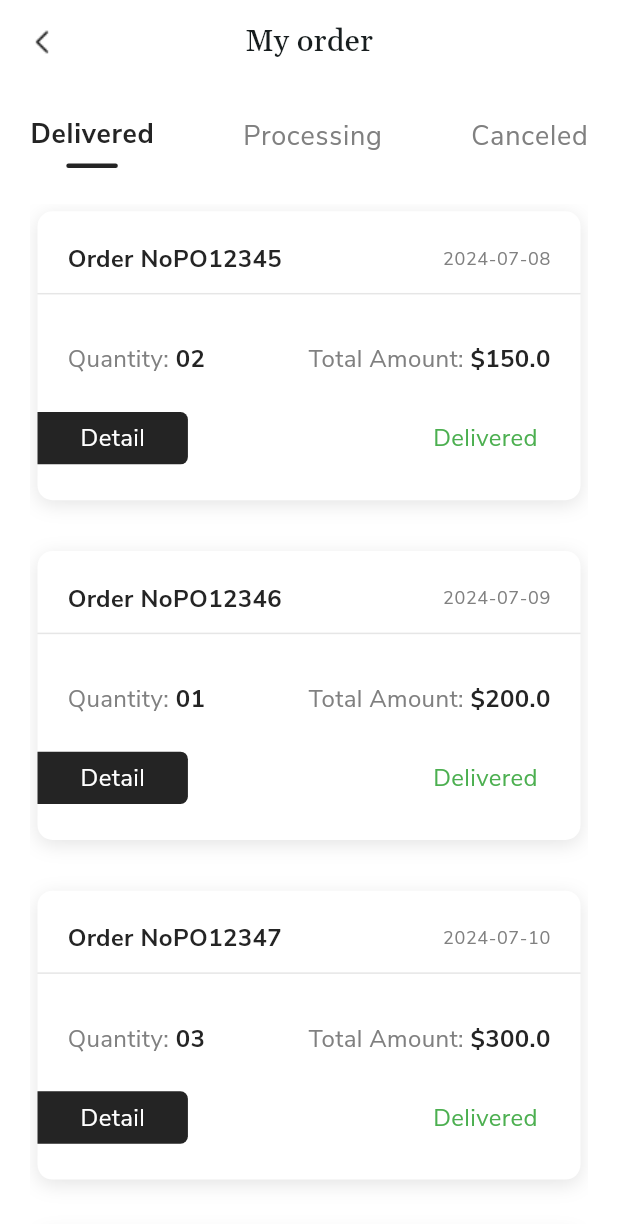
After one commit to zaihcodes/furniture_shop_app_ui, a Flutter app: the screen it shows after launch, item 4 of the bottom bar chosen, after a tap on "My orders", on a phone screen of 412 x 824 dp. The commit adds this screen. Shown: the top 1224 px of the screen. Run offline on Flutter 3.47's test engine with Material 3 defaults, Android fonts, the light colour scheme and no system bars; our stand-ins replace flutter_screenutil, flutter_svg.

Commit message:
Added My Order Screen

```diff
--- a/lib/core/utils/widgets/custom_simple_app_bar.dart
+++ b/lib/core/utils/widgets/custom_simple_app_bar.dart
@@ -1,6 +1,7 @@
 import 'package:flutter/material.dart';
 
-AppBar CustomSimpleAppBar(BuildContext context, ThemeData theme) {
+AppBar CustomSimpleAppBar(BuildContext context, ThemeData theme,
+    {required String title}) {
   return AppBar(
     backgroundColor: theme.colorScheme.surface,
     elevation: 0,
@@ -12,7 +13,7 @@ AppBar CustomSimpleAppBar(BuildContext context, ThemeData theme) {
       },
     ),
     title: Text(
-      'Rating & review',
+      title,
       style: theme.textTheme.titleMedium,
     ),
     centerTitle: true,
--- a/lib/features/product/product_review_screen.dart
+++ b/lib/features/product/product_review_screen.dart
@@ -20,7 +20,7 @@ class ProductReviewScreen extends StatelessWidget {
     final theme = Theme.of(context);
     return Scaffold(
       backgroundColor: theme.colorScheme.surface,
-      appBar: CustomSimpleAppBar(context, theme),
+      appBar: CustomSimpleAppBar(context, theme, title: 'Rating & review'),
       body: Padding(
         padding: EdgeInsets.all(20),
         child: Column(
--- /dev/null
+++ b/lib/features/profile/my_orders_screen.dart
@@ -0,0 +1,66 @@
+import 'package:flutter/material.dart';
+import 'package:flutter_screenutil/flutter_screenutil.dart';
+import 'package:furniture_shop_app_ui/core/utils/widgets/custom_simple_app_bar.dart';
+import 'package:furniture_shop_app_ui/features/cart/widgets/custom_card_shadow.dart';
+import 'package:furniture_shop_app_ui/features/profile/widgets/my_order/order_card.dart';
+import 'package:furniture_shop_app_ui/features/profile/widgets/my_order/order_status_list.dart';
+
+class MyOrdersScreen extends StatefulWidget {
+  const MyOrdersScreen({super.key});
+
+  @override
+  State<MyOrdersScreen> createState() => _MyOrdersScreenState();
+}
+
+class _MyOrdersScreenState extends State<MyOrdersScreen> {
+  List<ProductOrder> orders = [
+    ProductOrder(
+        number: 'PO12345', price: 150.0, quantity: 2, date: '2024-07-08'),
+    ProductOrder(
+        number: 'PO12346', price: 200.0, quantity: 1, date: '2024-07-09'),
+    ProductOrder(
+        number: 'PO12347', price: 300.0, quantity: 3, date: '2024-07-10'),
+    ProductOrder(
+        number: 'PO12348', price: 250.0, quantity: 4, date: '2024-07-11'),
+  ];
+  @override
+  Widget build(BuildContext context) {
+    final theme = Theme.of(context);
+    return Scaffold(
+      backgroundColor: theme.colorScheme.surface,
+      appBar: CustomSimpleAppBar(context, theme, title: 'My order'),
+      body: Padding(
+        padding: EdgeInsets.only(left: 20, top: 20, right: 20),
+        child: Column(
+          children: [
+            OrderStatusList(),
+            SizedBox(height: 20.h),
+            Expanded(
+              child: ListView.separated(
+                itemCount: orders.length,
+                separatorBuilder: (context, index) => SizedBox(height: 20.h),
+                itemBuilder: (context, index) {
+                  final order = orders[index];
+                  return OrderCard(order: order);
+                },
+              ),
+            )
+          ],
+        ),
+      ),
+    );
+  }
+}
+
+class ProductOrder {
+  final String number;
+  final double price;
+  final int quantity;
+  final String date;
+
+  ProductOrder(
+      {required this.number,
+      required this.price,
+      required this.quantity,
+      required this.date});
+}
--- a/lib/features/profile/profile_screen.dart
+++ b/lib/features/profile/profile_screen.dart
@@ -1,5 +1,6 @@
 import 'package:flutter/material.dart';
 import 'package:flutter_screenutil/flutter_screenutil.dart';
+import 'package:furniture_shop_app_ui/features/profile/my_orders_screen.dart';
 import 'package:furniture_shop_app_ui/features/profile/widgets/profile_item_catd.dart';
 import 'package:furniture_shop_app_ui/features/profile/widgets/profile_user_info.dart';
 
@@ -18,8 +19,16 @@ class ProfileScreen extends StatelessWidget {
           children: [
             const ProfileUserInfo(),
             SizedBox(height: 20.h),
-            const ProfileItemCard(
-                title: 'My orders', subTitle: 'Already have 10 orders'),
+            ProfileItemCard(
+              title: 'My orders',
+              subTitle: 'Already have 10 orders',
+              onPressed: () {
+                Navigator.push(
+                  context,
+                  MaterialPageRoute(builder: (context) => MyOrdersScreen()),
+                );
+              },
+            ),
             const ProfileItemCard(
                 title: 'Shipping Addresses', subTitle: '03 Addresses'),
             const ProfileItemCard(
--- /dev/null
+++ b/lib/features/profile/widgets/my_order/order_card.dart
@@ -0,0 +1,137 @@
+import 'package:flutter/material.dart';
+import 'package:flutter_screenutil/flutter_screenutil.dart';
+
+import '../../../cart/widgets/custom_card_shadow.dart';
+import '../../my_orders_screen.dart';
+
+class OrderCard extends StatelessWidget {
+  const OrderCard({
+    super.key,
+    required this.order,
+  });
+
+  final ProductOrder order;
+
+  @override
+  Widget build(BuildContext context) {
+    final theme = Theme.of(context);
+    return Padding(
+      padding: const EdgeInsets.all(5),
+      child: CustomCardShadow(
+        child: Column(
+          children: [
+            Padding(
+              padding: EdgeInsets.fromLTRB(20, 20, 20, 0),
+              child: Row(
+                mainAxisAlignment: MainAxisAlignment.spaceBetween,
+                children: [
+                  Text(
+                    'Order No${order.number}',
+                    style: theme.textTheme.bodyMedium!.copyWith(
+                      color: theme.colorScheme.primary,
+                      fontWeight: FontWeight.w600,
+                    ),
+                  ),
+                  Text(
+                    order.date,
+                    style: theme.textTheme.bodySmall!.copyWith(),
+                  ),
+                ],
+              ),
+            ),
+            Divider(
+              height: 20.h,
+              thickness: 1,
+              color: theme.colorScheme.secondary.withOpacity(0.2),
+            ),
+            Padding(
+              padding: EdgeInsets.fromLTRB(20, 20, 20, 0),
+              child: Row(
+                mainAxisAlignment: MainAxisAlignment.spaceBetween,
+                children: [
+                  RichText(
+                    text: TextSpan(
+                      children: [
+                        TextSpan(
+                          text: 'Quantity: ',
+                          style: theme.textTheme.bodyMedium,
+                        ),
+                        TextSpan(
+                          text: order.quantity < 10
+                              ? '0${order.quantity}'
+                              : '${order.quantity}',
+                          style: theme.textTheme.bodyMedium!.copyWith(
+                            color: theme.colorScheme.primary,
+                            fontWeight: FontWeight.w600,
+                          ),
+                        ),
+                      ],
+                    ),
+                  ),
+                  RichText(
+                    text: TextSpan(
+                      children: [
+                        TextSpan(
+                          text: 'Total Amount: ',
+                          style: theme.textTheme.bodyMedium,
+                        ),
+                        TextSpan(
+                          text: '\$${order.price}',
+                          style: theme.textTheme.bodyMedium!.copyWith(
+                            color: theme.colorScheme.primary,
+                            fontWeight: FontWeight.w600,
+                          ),
+                        ),
+                      ],
+                    ),
+                  ),
+                ],
+              ),
+            ),
+            SizedBox(height: 20.h),
+            Row(
+              mainAxisAlignment: MainAxisAlignment.spaceBetween,
+              children: [
+                GestureDetector(
+                  child: Container(
+                    padding:
+                        EdgeInsets.symmetric(horizontal: 25.w, vertical: 5.h),
+                    decoration: BoxDecoration(
+                      color: theme.colorScheme.primary,
+                      borderRadius:
+                          BorderRadius.horizontal(right: Radius.circular(5)),
+                    ),
+                    child: Text(
+                      'Detail',
+                      style: theme.textTheme.bodyMedium!.copyWith(
+                        color: theme.colorScheme.onPrimary,
+                      ),
+                    ),
+                  ),
+                ),
+                GestureDetector(
+                  child: Container(
+                    padding:
+                        EdgeInsets.symmetric(horizontal: 25.w, vertical: 5.h),
+                    decoration: BoxDecoration(
+                        // color: theme.colorScheme.primary,
+                        // borderRadius: BorderRadius.horizontal(
+                        //     right: Radius.circular(5)),
+                        ),
+                    child: Text(
+                      'Delivered',
+                      style: theme.textTheme.bodyMedium!.copyWith(
+                        color: Colors.green,
+                      ),
+                    ),
+                  ),
+                )
+              ],
+            ),
+            SizedBox(height: 20.h),
+          ],
+        ),
+      ),
+    );
+  }
+}
--- /dev/null
+++ b/lib/features/profile/widgets/my_order/order_status_list.dart
@@ -0,0 +1,62 @@
+import 'package:flutter/material.dart';
+import 'package:flutter_screenutil/flutter_screenutil.dart';
+
+class OrderStatusList extends StatefulWidget {
+  const OrderStatusList({super.key});
+
+  @override
+  State<OrderStatusList> createState() => _OrderStatusListState();
+}
+
+class _OrderStatusListState extends State<OrderStatusList> {
+  int _selectedIndex = 0;
+  final List<String> _orderStatusList = [
+    'Delivered',
+    'Processing',
+    'Canceled',
+  ];
+  @override
+  Widget build(BuildContext context) {
+    final theme = Theme.of(context);
+    return Row(
+      mainAxisAlignment: MainAxisAlignment.spaceBetween,
+      children: List.generate(_orderStatusList.length, (index) {
+        return buildOrderStatusItem(index, theme);
+      }),
+    );
+  }
+
+  GestureDetector buildOrderStatusItem(int index, ThemeData theme) {
+    return GestureDetector(
+      onTap: () {
+        setState(() {
+          _selectedIndex = index;
+        });
+      },
+      child: Column(
+        crossAxisAlignment: CrossAxisAlignment.center,
+        children: [
+          Text(
+            _orderStatusList[index],
+            style: theme.textTheme.bodyLarge!.copyWith(
+              color: index == _selectedIndex
+                  ? theme.colorScheme.primary
+                  : theme.colorScheme.secondary,
+              fontWeight:
+                  index == _selectedIndex ? FontWeight.w700 : FontWeight.w500,
+            ),
+          ),
+          SizedBox(height: 5.h),
+          Container(
+            height: index == _selectedIndex ? 3 : 0,
+            width: 30.w,
+            decoration: BoxDecoration(
+              borderRadius: BorderRadius.circular(5),
+              color: theme.colorScheme.primary,
+            ),
+          )
+        ],
+      ),
+    );
+  }
+}
--- a/lib/features/profile/widgets/profile_item_catd.dart
+++ b/lib/features/profile/widgets/profile_item_catd.dart
@@ -14,7 +14,9 @@ class ProfileItemCard extends StatelessWidget {
   @override
   Widget build(BuildContext context) {
     final theme = Theme.of(context);
-    return Container(
+    return GestureDetector(
+      onTap: onPressed,
+      child: Container(
         margin: EdgeInsets.only(bottom: 12.h),
         padding: EdgeInsets.all(20.w),
         decoration: BoxDecoration(
@@ -49,10 +51,9 @@ class ProfileItemCard extends StatelessWidget {
                 ],
               ),
             ),
-          IconButton(
-              onPressed: onPressed,
-              icon: Image.asset('assets/icons/arrow_forward.png'))
+            Image.asset('assets/icons/arrow_forward.png'),
           ],
+        ),
       ),
     );
   }
--- a/lib/main_screen.dart
+++ b/lib/main_screen.dart
@@ -17,7 +17,7 @@ class _MainScreenState extends State<MainScreen> {
     const HomeScreen(),
     const FavoriteProductsScreen(),
     const NotificationScreen(),
-    ProfileScreen(),
+    const ProfileScreen(),
   ];
 
   final List<String> _bottomNavItems = [
```
Lines whose indentation alone changed are shown as unchanged.
